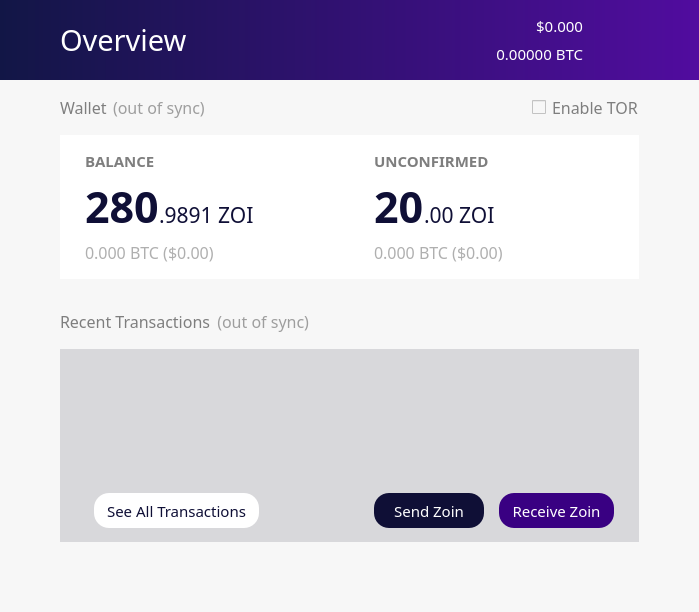
Qt form src/qt/forms/overviewpage.ui (noirofficial/noir) before a commit.
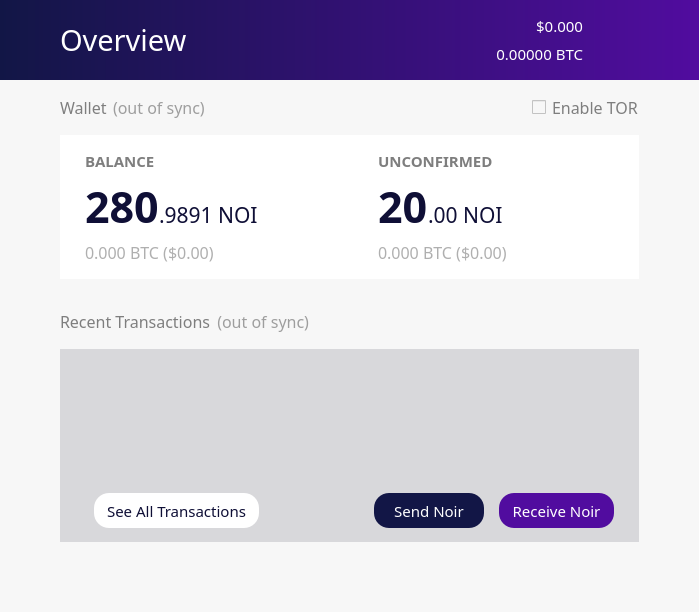
The same form after that commit. Icons and pictures are not drawn.

Patch:
```diff
--- a/src/qt/forms/overviewpage.ui
+++ b/src/qt/forms/overviewpage.ui
@@ -939,7 +939,7 @@
                 <widget class="QLabel" name="labelBalanceDecimal">
                  <property name="font">
                   <font>
-                   <family>ZoinRegular</family>
+                   <family>NoirRegular</family>
                    <pointsize>16</pointsize>
                   </font>
                  </property>
@@ -948,7 +948,7 @@
 padding-bottom:6;</string>
                  </property>
                  <property name="text">
-                  <string>.9891 ZOI</string>
+                  <string>.9891 NOI</string>
                  </property>
                  <property name="alignment">
                   <set>Qt::AlignBottom|Qt::AlignLeading|Qt::AlignLeft</set>
@@ -986,7 +986,7 @@
                </property>
                <property name="font">
                 <font>
-                 <family>ZoinBold</family>
+                 <family>NoirBold</family>
                  <pointsize>11</pointsize>
                  <weight>75</weight>
                  <bold>true</bold>
@@ -1016,7 +1016,7 @@
                </property>
                <property name="font">
                 <font>
-                 <family>ZoinBold</family>
+                 <family>NoirBold</family>
                  <pointsize>11</pointsize>
                  <weight>75</weight>
                  <bold>true</bold>
@@ -1052,7 +1052,7 @@
                </property>
                <property name="font">
                 <font>
-                 <family>ZoinLight</family>
+                 <family>NoirLight</family>
                  <pointsize>12</pointsize>
                  <weight>50</weight>
                  <bold>false</bold>
@@ -1246,7 +1246,7 @@
                </property>
                <property name="font">
                 <font>
-                 <family>ZoinLight</family>
+                 <family>NoirLight</family>
                  <pointsize>12</pointsize>
                  <weight>50</weight>
                  <bold>false</bold>
@@ -1282,7 +1282,7 @@
                  </property>
                  <property name="font">
                   <font>
-                   <family>ZoinBold</family>
+                   <family>NoirBold</family>
                    <pointsize>32</pointsize>
                    <weight>75</weight>
                    <italic>false</italic>
@@ -1316,7 +1316,7 @@
                 <widget class="QLabel" name="labelUnconfirmedDecimal">
                  <property name="font">
                   <font>
-                   <family>ZoinRegular</family>
+                   <family>NoirRegular</family>
                    <pointsize>16</pointsize>
                   </font>
                  </property>
@@ -1325,7 +1325,7 @@
 padding-bottom:6;</string>
                  </property>
                  <property name="text">
-                  <string>.00 ZOI</string>
+                  <string>.00 NOI</string>
                  </property>
                  <property name="alignment">
                   <set>Qt::AlignBottom|Qt::AlignLeading|Qt::AlignLeft</set>
@@ -1933,7 +1933,7 @@
                     </property>
                     <property name="font">
                      <font>
-                      <family>ZoinRegular</family>
+                      <family>NoirRegular</family>
                       <pointsize>11</pointsize>
                       <weight>50</weight>
                       <bold>false</bold>
@@ -1943,7 +1943,7 @@
                      <bool>false</bool>
                     </property>
                     <property name="styleSheet">
-                     <string notr="true">background-color: rgb(15, 15, 54);
+                     <string notr="true">background-color: #121646;
 color: white;
 border-radius:15px;
 height:35px;
@@ -1951,7 +1951,7 @@
 border-width:0px;</string>
                     </property>
                     <property name="text">
-                     <string>Send Zoin</string>
+                     <string>Send Noir</string>
                     </property>
                    </widget>
                   </item>
@@ -1971,14 +1971,14 @@
                     </property>
                     <property name="font">
                      <font>
-                      <family>ZoinRegular</family>
+                      <family>NoirRegular</family>
                       <pointsize>11</pointsize>
                       <weight>50</weight>
                       <bold>false</bold>
                      </font>
                     </property>
                     <property name="styleSheet">
-                     <string notr="true">background-color: rgb(57, 0, 130);
+                     <string notr="true">background-color: #510c9f;
 color: white;
 border-radius:15px;
 height:35px;
@@ -1986,7 +1986,7 @@
 border-width:0px;</string>
                     </property>
                     <property name="text">
-                     <string>Receive Zoin</string>
+                     <string>Receive Noir</string>
                     </property>
                     <property name="iconSize">
                      <size>
```
Left out of the diff: 26 changed lines with no effect on the pictures.
